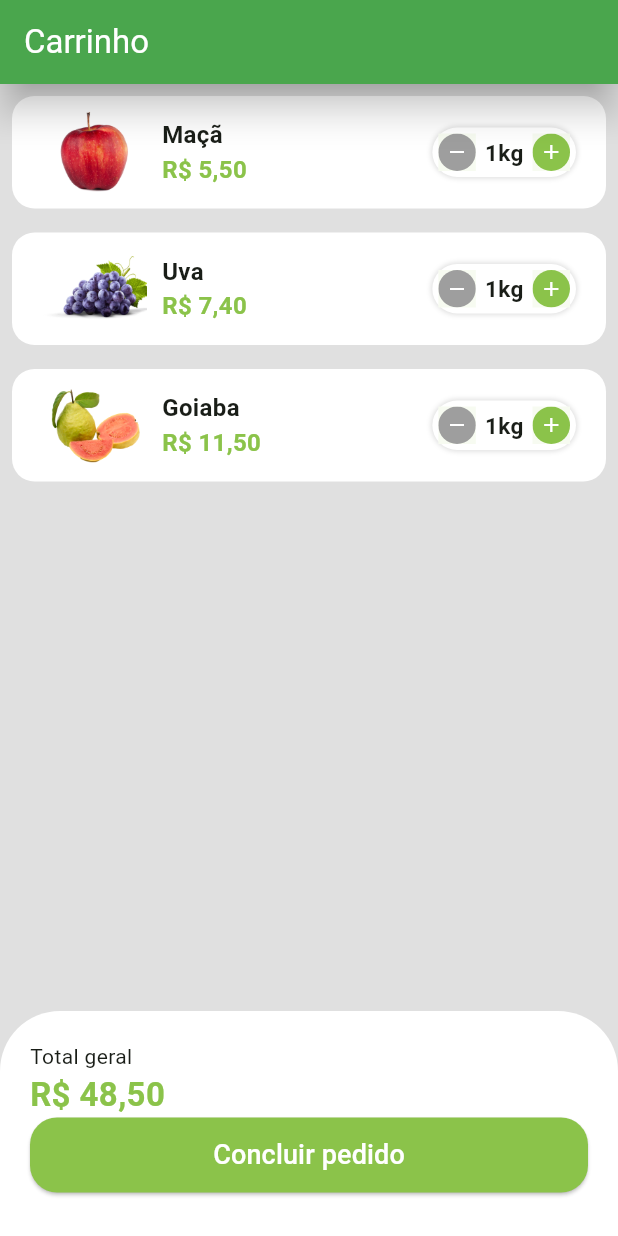
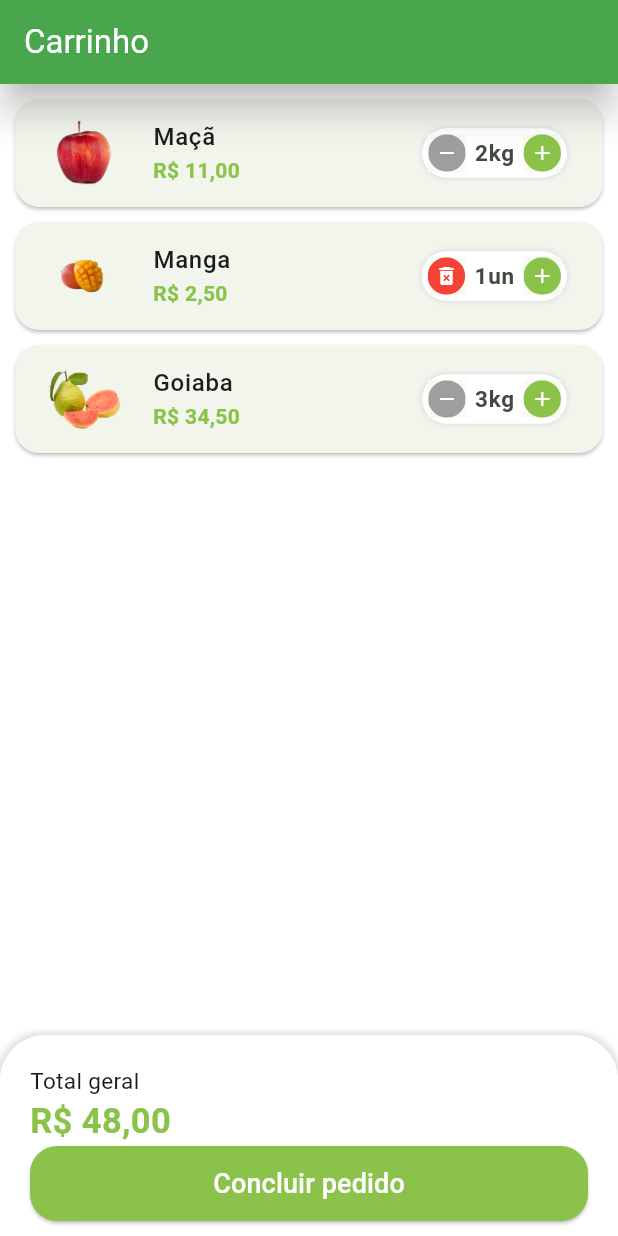
Before and after one commit to randradee/greengrocer, a Flutter app: the CartTab screen opened directly, on a phone screen of 412 x 824 dp. Run offline on Flutter 3.47's test engine with Material 3 defaults, Android fonts, the phone set to English and light mode, and no system bars; our stand-ins replace animated_text_kit, mask_text_input_formatter.

Commit message:
alguns refactorings e tela do carrinho ainda em andamento

```diff
--- a/lib/src/config/app_data.dart
+++ b/lib/src/config/app_data.dart
@@ -1,3 +1,4 @@
+import 'package:greengrocer/src/models/cart_item_model.dart';
 import 'package:greengrocer/src/models/item_model.dart';
 
 ItemModel apple = ItemModel(
@@ -72,3 +73,18 @@ List<String> categories = [
   'Cereais',
   'Laticínios'
 ];
+
+List<CartItemModel> cartItems = [
+  CartItemModel(
+    item: apple,
+    quantity: 2,
+  ),
+  CartItemModel(
+    item: mango,
+    quantity: 1,
+  ),
+  CartItemModel(
+    item: guava,
+    quantity: 3,
+  ),
+];
--- /dev/null
+++ b/lib/src/models/cart_item_model.dart
@@ -0,0 +1,15 @@
+import 'package:greengrocer/src/models/item_model.dart';
+
+class CartItemModel {
+  ItemModel item;
+  int quantity;
+
+  CartItemModel({
+    required this.item,
+    required this.quantity,
+  });
+
+  double totalPrice() {
+    return item.price * quantity;
+  }
+}
--- a/lib/src/pages/base/base_screen.dart
+++ b/lib/src/pages/base/base_screen.dart
@@ -21,11 +21,11 @@ class _BaseScreenState extends State<BaseScreen> {
       body: PageView(
         physics: const NeverScrollableScrollPhysics(),
         controller: pageController,
-        children: const [
-          HomeTab(),
+        children: [
+          const HomeTab(),
           CartTab(),
-          OrdersTab(),
-          UserTab(),
+          const OrdersTab(),
+          const UserTab(),
         ],
       ),
       bottomNavigationBar: BottomNavigationBar(
--- a/lib/src/pages/cart/cart_tab.dart
+++ b/lib/src/pages/cart/cart_tab.dart
@@ -1,8 +1,8 @@
 import 'package:flutter/material.dart';
+import 'package:greengrocer/src/config/custom_colors.dart';
 import 'package:greengrocer/src/config/app_data.dart' as app_data;
-import 'package:greengrocer/src/config/custom_colors.dart';
-import 'package:greengrocer/src/models/item_model.dart';
-import 'package:greengrocer/src/pages/shared/quantity_widget.dart';
+import 'package:greengrocer/src/models/cart_item_model.dart';
+import 'package:greengrocer/src/pages/cart/components/cart_tile.dart';
 import 'package:greengrocer/src/services/utils_services.dart';
 
 class CartTab extends StatefulWidget {
@@ -14,6 +14,26 @@ class CartTab extends StatefulWidget {
 
 class _CartTabState extends State<CartTab> {
   final UtilsServices utilsServices = UtilsServices();
+
+  void removeItemFromCart(CartItemModel cartItem) {
+    setState(() {
+      app_data.cartItems.remove(cartItem);
+    });
+  }
+
+  double cartTotalPrice() {
+    double totalPrice = 0.0;
+    for (var item in app_data.cartItems) {
+      totalPrice += item.totalPrice();
+    }
+
+    return totalPrice;
+  }
+
+  @override
+  void initState() {
+    super.initState();
+  }
 
   @override
   Widget build(BuildContext context) {
@@ -29,43 +49,56 @@ class _CartTabState extends State<CartTab> {
         shadowColor: Colors.black,
         elevation: 10,
       ),
-      body: Container(
-        color: Colors.grey.shade300,
-        child: Column(
-          mainAxisAlignment: MainAxisAlignment.spaceBetween,
+      body: Column(
         children: [
           // Itens do carrinho
-            Column(
-              children: [
-                AddedCartItem(item: app_data.items[0]),
-                AddedCartItem(item: app_data.items[1]),
-                AddedCartItem(item: app_data.items[2]),
-              ],
+          Expanded(
+            child: ListView.builder(
+              itemCount: app_data.cartItems.length,
+              itemBuilder: (_, index) {
+                if (app_data.cartItems.isEmpty) {
+                  return Container();
+                }
+                return CartTile(
+                  cartItem: app_data.cartItems[index],
+                  remove: removeItemFromCart,
+                );
+              },
+            ),
           ),
 
-            // Campo de total
-            SizedBox(
-              height: 150,
-              child: Container(
-                decoration: const BoxDecoration(
+          // Bloco inferior
+          Container(
+            decoration: BoxDecoration(
                 color: Colors.white,
-                  borderRadius: BorderRadius.vertical(
-                    top: Radius.circular(40),
+                borderRadius: const BorderRadius.vertical(
+                  top: Radius.circular(30),
                 ),
+                boxShadow: [
+                  BoxShadow(
+                    color: Colors.grey.shade300,
+                    blurRadius: 3,
+                    spreadRadius: 2,
+                  )
+                ]),
+            child: Padding(
+              padding: const EdgeInsets.only(
+                top: 20,
+                left: 20,
+                right: 20,
+                bottom: 10,
               ),
-                child: Padding(
-                  padding: const EdgeInsets.all(20),
               child: Column(
                 crossAxisAlignment: CrossAxisAlignment.stretch,
                 children: [
                   const Text(
                     'Total geral',
-                        style: TextStyle(fontSize: 14),
+                    style: TextStyle(fontSize: 15),
                   ),
                   Text(
-                        'R\$ 48,50',
+                    utilsServices.priceToCurrency(cartTotalPrice()),
                     style: TextStyle(
-                          fontSize: 22,
+                      fontSize: 23,
                       fontWeight: FontWeight.bold,
                       color: CustomColors.customSwatchColor,
                     ),
@@ -93,88 +126,7 @@ class _CartTabState extends State<CartTab> {
                 ],
               ),
             ),
-              ),
           )
-          ],
-        ),
-      ),
-    );
-  }
-}
-
-class AddedCartItem extends StatelessWidget {
-  final ItemModel item;
-
-  const AddedCartItem({
-    super.key,
-    required this.item,
-  });
-
-  @override
-  Widget build(BuildContext context) {
-    final UtilsServices utilsServices = UtilsServices();
-
-    return Padding(
-      padding: const EdgeInsets.all(8.0),
-      child: Column(
-        children: [
-          Container(
-            width: double.infinity,
-            height: 75,
-            decoration: BoxDecoration(
-              color: Colors.white,
-              borderRadius: BorderRadius.circular(15),
-            ),
-            child: Padding(
-              padding: const EdgeInsets.symmetric(horizontal: 20),
-              child: Row(
-                mainAxisAlignment: MainAxisAlignment.spaceBetween,
-                children: [
-                  Row(
-                    mainAxisAlignment: MainAxisAlignment.start,
-                    children: [
-                      // Imagem do produto
-                      SizedBox(
-                        width: 70,
-                        child: Image.asset(item.imgUrl),
-                      ),
-                      // Textos de descrição do produto
-                      Padding(
-                        padding: const EdgeInsets.symmetric(
-                          horizontal: 10,
-                        ),
-                        child: Column(
-                          mainAxisAlignment: MainAxisAlignment.center,
-                          crossAxisAlignment: CrossAxisAlignment.start,
-                          children: [
-                            Text(
-                              item.itemName,
-                              style: const TextStyle(
-                                fontSize: 16,
-                                fontWeight: FontWeight.bold,
-                              ),
-                            ),
-                            Text(
-                              utilsServices.priceToCurrency(item.price),
-                              style: TextStyle(
-                                fontSize: 16,
-                                fontWeight: FontWeight.bold,
-                                color: CustomColors.customSwatchColor,
-                              ),
-                            )
-                          ],
-                        ),
-                      ),
-                    ],
-                  ),
-                  QuantityWidget(
-                      value: 1,
-                      unitLabel: app_data.items[0].unit,
-                      result: (result) {})
-                ],
-              ),
-            ),
-          ),
         ],
       ),
     );
--- /dev/null
+++ b/lib/src/pages/cart/components/cart_tile.dart
@@ -0,0 +1,74 @@
+import 'package:flutter/material.dart';
+import 'package:greengrocer/src/config/custom_colors.dart';
+import 'package:greengrocer/src/models/cart_item_model.dart';
+import 'package:greengrocer/src/pages/shared/quantity_widget.dart';
+import 'package:greengrocer/src/services/utils_services.dart';
+
+class CartTile extends StatefulWidget {
+  final CartItemModel cartItem;
+  final Function(CartItemModel) remove;
+
+  const CartTile({
+    super.key,
+    required this.cartItem,
+    required this.remove,
+  });
+
+  @override
+  State<CartTile> createState() => _CartTileState();
+}
+
+class _CartTileState extends State<CartTile> {
+  @override
+  Widget build(BuildContext context) {
+    final UtilsServices utilsServices = UtilsServices();
+
+    return Card(
+      margin: const EdgeInsets.fromLTRB(10, 10, 10, 0),
+      shape: RoundedRectangleBorder(
+        borderRadius: BorderRadius.circular(16),
+      ),
+      child: ListTile(
+        // Imagem
+        leading: Image.asset(
+          widget.cartItem.item.imgUrl,
+          height: 60,
+          width: 60,
+        ),
+
+        // Título
+        title: Text(
+          widget.cartItem.item.itemName,
+          style: const TextStyle(
+            fontWeight: FontWeight.w500,
+          ),
+        ),
+
+        // Total
+        subtitle: Text(
+          utilsServices.priceToCurrency(widget.cartItem.totalPrice()),
+          style: TextStyle(
+            fontWeight: FontWeight.bold,
+            color: CustomColors.customSwatchColor,
+          ),
+        ),
+
+        // Quantidade
+        trailing: QuantityWidget(
+          result: (quantity) {
+            setState(() {
+              widget.cartItem.quantity = quantity;
+
+              if (quantity == 0) {
+                widget.remove(widget.cartItem);
+              }
+            });
+          },
+          unitLabel: widget.cartItem.item.unit,
+          value: widget.cartItem.quantity,
+          isRemovable: true,
+        ),
+      ),
+    );
+  }
+}
--- a/lib/src/pages/product/product_screen.dart
+++ b/lib/src/pages/product/product_screen.dart
@@ -115,7 +115,7 @@ class _ProductScreenState extends State<ProductScreen> {
                           ),
                         ),
 
-                        // Botão
+                        // Botão Adicionar ao carrinho
                         SizedBox(
                           height: 55,
                           child: ElevatedButton.icon(
--- a/lib/src/pages/shared/quantity_widget.dart
+++ b/lib/src/pages/shared/quantity_widget.dart
@@ -5,12 +5,14 @@ class QuantityWidget extends StatelessWidget {
   final int value;
   final String unitLabel;
   final Function(int quantity) result;
+  final bool isRemovable;
 
   const QuantityWidget({
     super.key,
     required this.value,
     required this.unitLabel,
     required this.result,
+    this.isRemovable = false,
   });
 
   @override
@@ -28,16 +30,18 @@ class QuantityWidget extends StatelessWidget {
             )
           ]),
       child: Row(
+        mainAxisSize: MainAxisSize.min,
         children: [
           // Botão remover
           _QuantityButton(
             height: 25,
             width: 25,
-            color: Colors.grey,
-            icon: Icons.remove,
+            color: isRemovable && value == 1 ? Colors.red : Colors.grey,
+            icon:
+                isRemovable && value == 1 ? Icons.delete_forever : Icons.remove,
             iconColor: Colors.white,
             onPressed: () {
-              if (value == 1) return;
+              if (value == 1 && !isRemovable) return;
 
               int resultCount = value - 1;
               result(resultCount);
```
Lines whose indentation alone changed are shown as unchanged.
